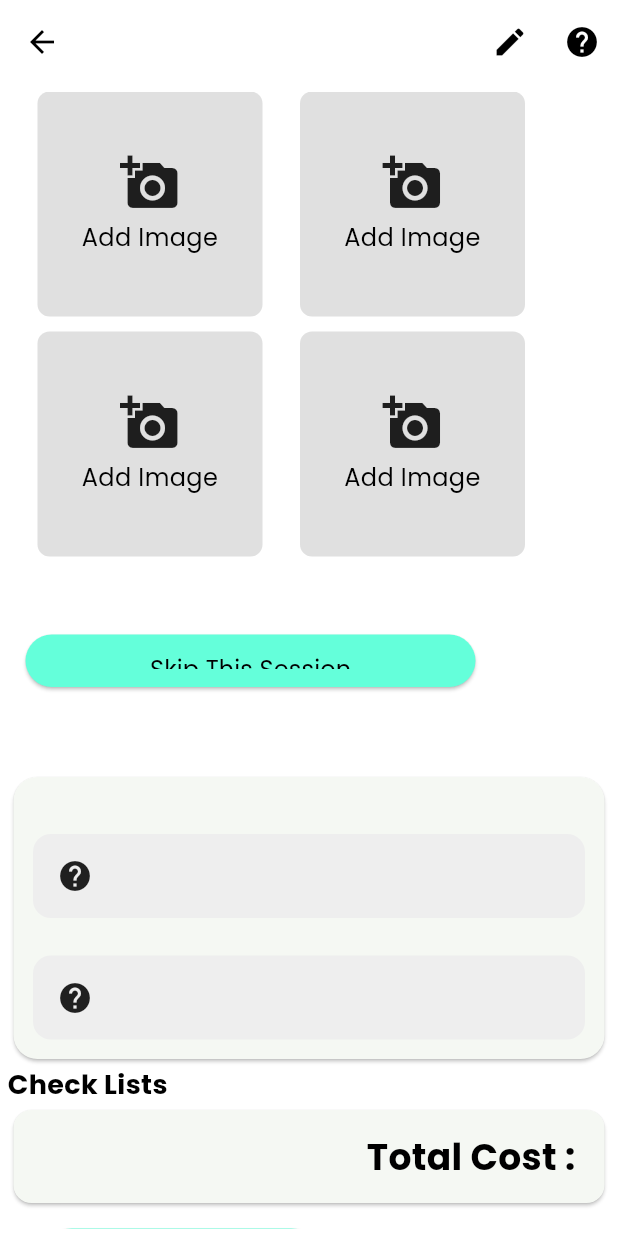
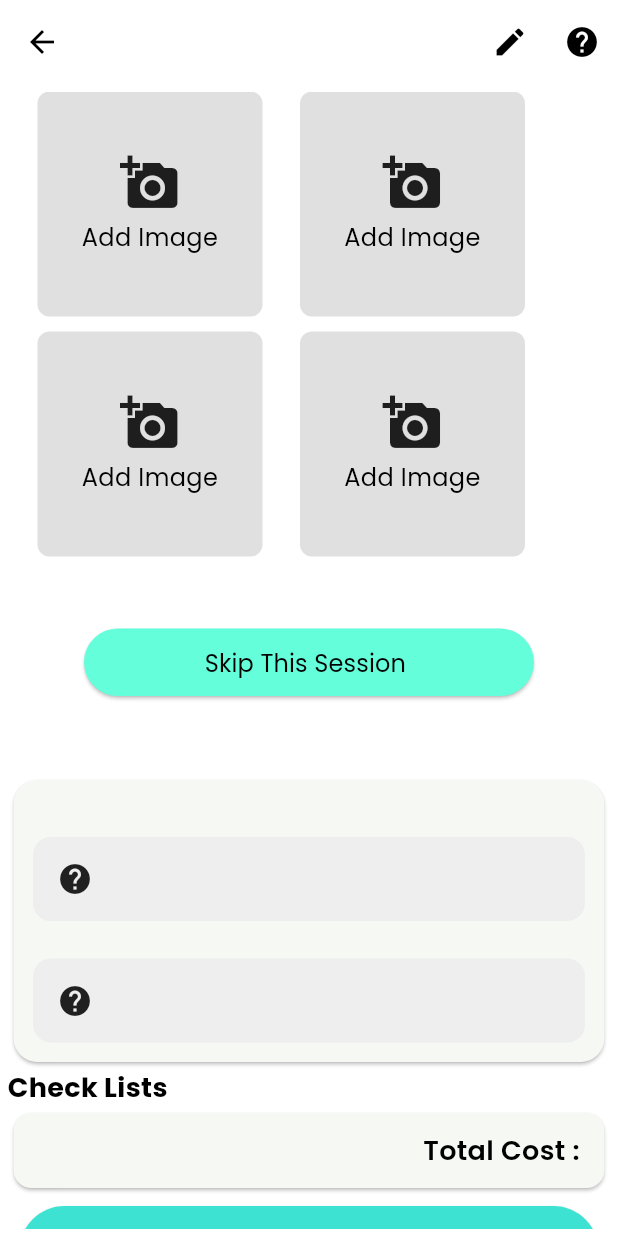
Before and after one commit to shayan5522/ConstructionAppNew, a Flutter app: the CommonScreenLayout screen opened directly with empty values, on a phone screen of 412 x 824 dp. Run offline on Flutter 3.47's test engine with Material 3 defaults, Android fonts, the phone set to English and light mode, and no system bars; our stand-ins replace device_preview, fl_chart, get, google_fonts, image_picker, table_calendar.

Commit message:
bugs fixed

```diff
--- a/lib/Components/OccupiedPropertyComponents/CommonComponents/common_screen_layout.dart
+++ b/lib/Components/OccupiedPropertyComponents/CommonComponents/common_screen_layout.dart
@@ -32,6 +32,8 @@ class CommonScreenLayout extends StatelessWidget {
   Widget build(BuildContext context) {
     return Scaffold(
       appBar: AppBar(
+        centerTitle: true,
+        surfaceTintColor: Colors.white70,
         title: Text(appBarTitle),
         backgroundColor: Colors.white,
         actions: [
@@ -54,15 +56,17 @@ class CommonScreenLayout extends StatelessWidget {
               const CustomImageSelector(),
               const SizedBox(height: 40,),
               Padding(
-                padding: const EdgeInsets.all(12.0),
+                padding: const EdgeInsets.all(8.0),
+                child: Center(
                   child: CustomElevatedButton(
                       text: 'Skip This Session',
                       onPressed:(){},
                       width: 300,
-                    height: 35,
+                      height: 45,
                       backgroundColor: Colors.tealAccent,
                       textColor: Colors.black,
                       borderRadius: 30,
+                  ),
                 ),
               ),
               const SizedBox(height: 10,),
@@ -132,13 +136,13 @@ class CommonScreenLayout extends StatelessWidget {
                       },
                     ),
                     Padding(
-                      padding: const EdgeInsets.all(14.0),
+                      padding: const EdgeInsets.all(12.0),
                       child: Row(
                         mainAxisAlignment: MainAxisAlignment.end,
                         children: [
                           CustomTextWidget(
                            text:  'Total Cost : $totalCost',
-                              fontSize: 24, fontWeight: FontWeight.bold),
+                              fontSize: 18, fontWeight: FontWeight.w600),
                         ],
                       ),
                     ),
--- a/lib/Components/OccupiedPropertyComponents/CommonComponents/occupied_submit_buttons.dart
+++ b/lib/Components/OccupiedPropertyComponents/CommonComponents/occupied_submit_buttons.dart
@@ -12,30 +12,30 @@ class OccupiedSubmitButtons extends StatelessWidget {
     return Column(
       children: [
         Padding(
-          padding: const EdgeInsets.all(13.0),
+          padding: const EdgeInsets.all(8.0),
           child: CustomElevatedButton(
             text: 'Next',
             textColor: Colors.black,
             borderRadius: 40,
             icon: Icons.navigate_next,
             onPressed: nextPage,
-            width: Get.width*1/2,
+            width: Get.width,
             height: 60,
             fontSize: 20,
-            backgroundColor: Colors.tealAccent,
+            backgroundColor: const Color(0xFF3EE2D3),
           ),
         ),
         const SizedBox(height: 10,),
         Padding(
           padding: const EdgeInsets.all(13.0),
           child: CustomElevatedButton(
-            text: 'Save & Exits',
+            text: 'Save & Exit',
             textColor: Colors.black,
             borderRadius: 40,
             onPressed: (){
               Get.off(MainScreen());
             },
-            width: Get.width*1/2,
+            width: Get.width,
             height: 60,
             fontSize: 20,
             backgroundColor: Colors.white,
--- a/lib/Components/OccupiedPropertyComponents/Page1Components/occupied_form3.dart
+++ b/lib/Components/OccupiedPropertyComponents/Page1Components/occupied_form3.dart
@@ -7,7 +7,9 @@ class OccupiedForm3 extends StatelessWidget {
 
   @override
   Widget build(BuildContext context) {
-    return Column(
+    return Padding(
+      padding: const EdgeInsets.all(8.0),
+      child: Column(
         crossAxisAlignment: CrossAxisAlignment.start,
         children: [
           const CustomTextWidget(
@@ -37,6 +39,7 @@ class OccupiedForm3 extends StatelessWidget {
             ),
           ),
         ],
+      ),
     );
   }
 
--- a/lib/CustomWidgets/custom_checkboxes.dart
+++ b/lib/CustomWidgets/custom_checkboxes.dart
@@ -34,7 +34,7 @@ class CustomCheckboxes extends StatelessWidget {
           )),
           CustomTextWidget(
             text: label,
-            fontSize: 14,
+            fontSize: 12,
           ),
         ],
       ),
--- a/lib/CustomWidgets/custom_elevated_button.dart
+++ b/lib/CustomWidgets/custom_elevated_button.dart
@@ -49,6 +49,12 @@ class CustomElevatedButton extends StatelessWidget {
           mainAxisSize: MainAxisSize.min,
           mainAxisAlignment: MainAxisAlignment.center,
           children: [
+            CustomTextWidget(
+              text:  text,
+              fontSize: fontSize,
+              color: textColor,
+            ),
+            const SizedBox(width: 5,),
             if (icon != null) ...[
               Icon(
                 icon,
@@ -57,11 +63,6 @@ class CustomElevatedButton extends StatelessWidget {
               ),
               const SizedBox(width: 8.0),
             ],
-            CustomTextWidget(
-             text:  text,
-                fontSize: fontSize,
-                color: textColor,
-            ),
           ],
         ),
       ),
--- a/lib/Screens/Inspection/inspection.dart
+++ b/lib/Screens/Inspection/inspection.dart
@@ -1,4 +1,4 @@
-import 'package:constructionapp/Components/buttons.dart';
+import 'package:constructionapp/CustomWidgets/custom_buttons.dart';
 import 'package:constructionapp/Screens/OccupiedPropertyScreens/opening_sheet_screen.dart';
 import 'package:flutter/material.dart';
 import 'package:get/get.dart';
@@ -32,6 +32,7 @@ class _InspectionScreenState extends State<InspectionScreen> {
           child: Column(
             crossAxisAlignment: CrossAxisAlignment.start,
             children: [
+              const SizedBox(height: 20,),
               Text(
                 "What type of survey would you like to conduct?",
                 style: GoogleFonts.poppins(
--- a/lib/Screens/Inspection/inspection_form.dart
+++ b/lib/Screens/Inspection/inspection_form.dart
@@ -1,4 +1,4 @@
-import 'package:constructionapp/Components/buttons.dart';
+import 'package:constructionapp/CustomWidgets/custom_buttons.dart';
 import 'package:constructionapp/CustomWidgets/custon_drawer.dart';
 import 'package:constructionapp/Screens/Inspection/project_details.dart';
 import 'package:flutter/material.dart';
@@ -107,9 +107,8 @@ class _InspectionFormScreenState extends State<InspectionFormScreen> {
           ),
         ),
         centerTitle: true,
-        automaticallyImplyLeading: false,
+        automaticallyImplyLeading: true,
       ),
-      drawer: const CustomDrawer(),
       body: SingleChildScrollView(
         child: Column(
           crossAxisAlignment: CrossAxisAlignment.center,
--- a/lib/Screens/Inspection/project_details.dart
+++ b/lib/Screens/Inspection/project_details.dart
@@ -1,4 +1,5 @@
-import 'package:constructionapp/Components/buttons.dart';
+import 'package:constructionapp/CustomWidgets/custom_buttons.dart';
+import 'package:constructionapp/CustomWidgets/custom_snackbar.dart';
 import 'package:constructionapp/Screens/BottomBarScreens/home_screen.dart';
 import 'package:flutter/material.dart';
 import 'package:get/get.dart';
@@ -20,7 +21,7 @@ class ProjectDetailsScreen extends StatelessWidget {
           ),
         ),
         centerTitle: true,
-        automaticallyImplyLeading: false,
+        automaticallyImplyLeading: true,
       ),
       body: SingleChildScrollView(
         child: Padding(
@@ -196,6 +197,7 @@ class ProjectDetailsScreen extends StatelessWidget {
                 padding: const EdgeInsets.symmetric(horizontal: 10.0),
                 child: CustomButton(text: "Complete Survey Inspection",
                     onPressed: (){
+                      customSnackBar(context, "Success", "Survey Completed Successfully!");
                       Get.to(()=>const HomeScreen());
                     }),
               ),
--- a/lib/Screens/OccupiedPropertyScreens/major_work_screen.dart
+++ b/lib/Screens/OccupiedPropertyScreens/major_work_screen.dart
@@ -55,7 +55,7 @@ class MajorWorkScreen extends StatelessWidget {
                   text: 'Skip This Session',
                   onPressed: () {},
                   width: 300,
-                  height: 35,
+                  height: 45,
                   backgroundColor: Colors.tealAccent,
                   textColor: Colors.black,
                   borderRadius: 30,
--- a/lib/Screens/OccupiedPropertyScreens/opening_sheet_screen.dart
+++ b/lib/Screens/OccupiedPropertyScreens/opening_sheet_screen.dart
@@ -17,6 +17,7 @@ class OpeningSheetScreen extends StatelessWidget {
   Widget build(BuildContext context) {
     return Scaffold(
       appBar: AppBar(
+        surfaceTintColor: Colors.white70,
         title: const CustomTextWidget(text: 'Opening Sheet',fontSize: 20,),
         backgroundColor: Colors.white,
         actions: [
--- a/lib/Screens/ProjectScreens/project_main_screen.dart
+++ b/lib/Screens/ProjectScreens/project_main_screen.dart
@@ -4,6 +4,8 @@ import 'package:constructionapp/CustomWidgets/custom_text_widget.dart';
 import 'package:flutter/material.dart';
 import 'package:get/get.dart';
 import 'package:google_fonts/google_fonts.dart';
+
+import '../Inspection/inspection.dart';
 
 class ProjectsScreen extends StatelessWidget {
   const ProjectsScreen({super.key});
@@ -61,7 +63,7 @@ class ProjectsScreen extends StatelessWidget {
           FloatingActionButton.extended(
             backgroundColor: Colors.tealAccent,
             onPressed: () {
-              Get.to(const SurveyPage());
+              Get.to(const InspectionScreen());
             },
             label: const Row(
               children: [
--- a/lib/Screens/Setting/setting.dart
+++ b/lib/Screens/Setting/setting.dart
@@ -2,7 +2,7 @@ import 'package:constructionapp/Screens/Setting/help.dart';
 import 'package:flutter/material.dart';
 import 'package:get/get.dart';
 import 'package:get/get_core/src/get_main.dart';
-import '../../Components/buttons.dart';
+import '../../CustomWidgets/custom_buttons.dart';
 
 class SettingScreen extends StatelessWidget {
   const SettingScreen({super.key});
```
Also changed, not shown: lib/Components/OccupiedPropertyComponents/Page1Components/occupied_form4.dart (+10 -4 lines), lib/Components/OccupiedPropertyComponents/Page1Components/occupied_form6.dart (+4 -4 lines), lib/CustomWidgets/custom_snackbar.dart (added, +38 -0 lines), lib/CustomWidgets/custom_buttons.dart (renamed from lib/Components/buttons.dart). Lines whose indentation alone changed are shown as unchanged.
